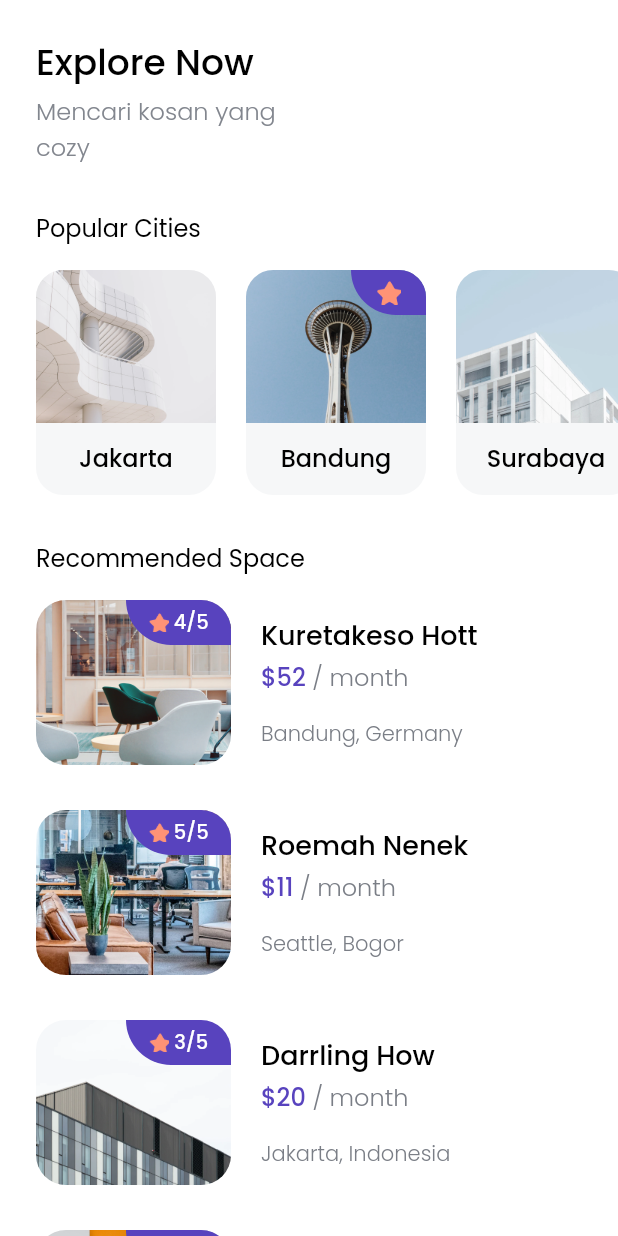
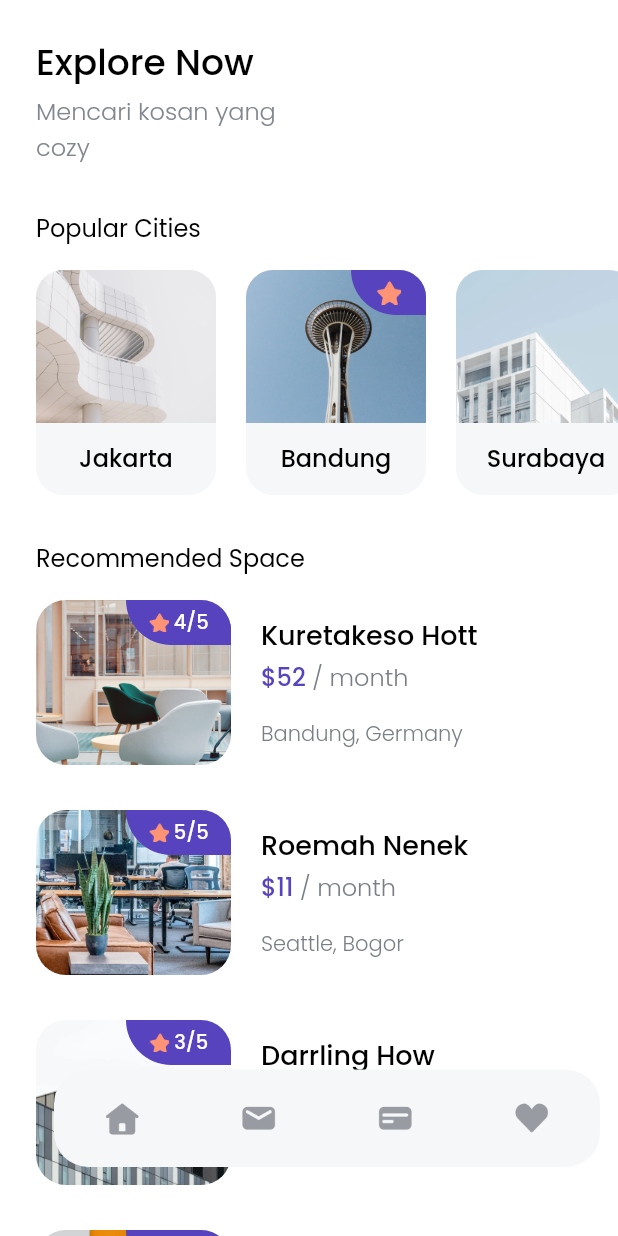
Before and after one commit to CrocoXXX/Find_House_App, a Flutter app: the HomePage screen opened directly, on a phone screen of 412 x 824 dp. Run offline on Flutter 3.47's test engine with Material 2 defaults, Android fonts, the phone set to English and light mode, and no system bars; our stand-ins replace google_fonts.

Commit message:
Add Bottom Navbar in HomePage

```diff
--- a/lib/pages/home_page.dart
+++ b/lib/pages/home_page.dart
@@ -2,6 +2,7 @@ import 'package:find_house_app/models/city_model.dart';
 import 'package:find_house_app/models/space_model.dart';
 import 'package:find_house_app/models/tips_model.dart';
 import 'package:find_house_app/theme.dart';
+import 'package:find_house_app/widgets/bottom_navbar_item.dart';
 import 'package:find_house_app/widgets/city_card.dart';
 import 'package:find_house_app/widgets/space_card.dart';
 import 'package:find_house_app/widgets/tips_card.dart';
@@ -223,7 +224,48 @@ class HomePage extends StatelessWidget {
                 updatedAt: '11 Dec',
               ),
             ),
+            const SizedBox(height: 100),
           ],
+        ),
+      );
+    }
+
+    Widget bottomNavbar() {
+      return Padding(
+        padding: const EdgeInsets.symmetric(vertical: 30),
+        child: Container(
+          width: MediaQuery.of(context).size.width - (2 * 24),
+          height: 65,
+          margin: const EdgeInsets.only(left: 24),
+          decoration: BoxDecoration(
+            color: const Color(0xffF6F7F8),
+            borderRadius: BorderRadius.circular(23),
+          ),
+          child: Row(
+            mainAxisAlignment: MainAxisAlignment.spaceAround,
+            children: [
+              BottomNavbarItem(
+                index: 1,
+                imageUrl: 'assets/icon_home.png',
+                // isActive: true,
+              ),
+              BottomNavbarItem(
+                index: 2,
+                imageUrl: 'assets/icon_email.png',
+                // isActive: false,
+              ),
+              BottomNavbarItem(
+                index: 3,
+                imageUrl: 'assets/icon_card.png',
+                // isActive: false,
+              ),
+              BottomNavbarItem(
+                index: 4,
+                imageUrl: 'assets/icon_love.png',
+                // isActive: false,
+              ),
+            ],
+          ),
         ),
       );
     }
@@ -243,6 +285,8 @@ class HomePage extends StatelessWidget {
           ),
         ),
       ),
+      floatingActionButton: bottomNavbar(),
+      floatingActionButtonLocation: FloatingActionButtonLocation.centerFloat,
     );
   }
 }
--- /dev/null
+++ b/lib/widgets/bottom_navbar_item.dart
@@ -0,0 +1,58 @@
+import 'package:find_house_app/theme.dart';
+import 'package:flutter/material.dart';
+
+class BottomNavbarItem extends StatefulWidget {
+  int index;
+  String imageUrl;
+  // bool isActive;
+
+  BottomNavbarItem({
+    required this.index,
+    required this.imageUrl,
+    // required this.isActive,
+  });
+
+  @override
+  State<BottomNavbarItem> createState() => _BottomNavbarItemState();
+}
+
+class _BottomNavbarItemState extends State<BottomNavbarItem> {
+  int selectedIndex = -1;
+
+  @override
+  Widget build(BuildContext context) {
+    return GestureDetector(
+      onTap: () {
+        setState(() {
+          selectedIndex == widget.index;
+        });
+      },
+      child: Column(
+        children: [
+          const Spacer(),
+          Image.asset(
+            widget.imageUrl,
+            width: 26,
+            color: selectedIndex == widget.index
+                ? purpleColor
+                : const Color(0xff989BA1),
+          ),
+          const Spacer(),
+          // widget.isActive
+          selectedIndex == widget.index
+              ? Container(
+                  width: 30,
+                  height: 2,
+                  decoration: BoxDecoration(
+                    color: purpleColor,
+                    borderRadius: const BorderRadius.vertical(
+                      top: Radius.circular(1000),
+                    ),
+                  ),
+                )
+              : Container(),
+        ],
+      ),
+    );
+  }
+}
```
Also changed, not shown: assets/icon_card.png (added), assets/icon_email.png (added), assets/icon_home.png (added), assets/icon_love.png (added).
